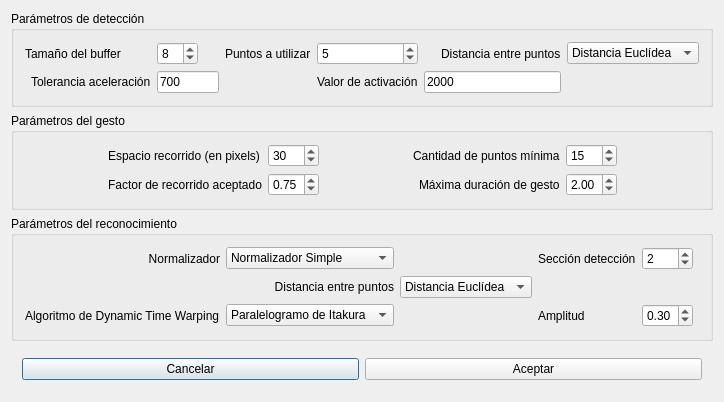
Old version of the form ThesisProject/GUI/GestureParameters/gestureparameter.ui in the repository pjbarrio/mythesisproject.
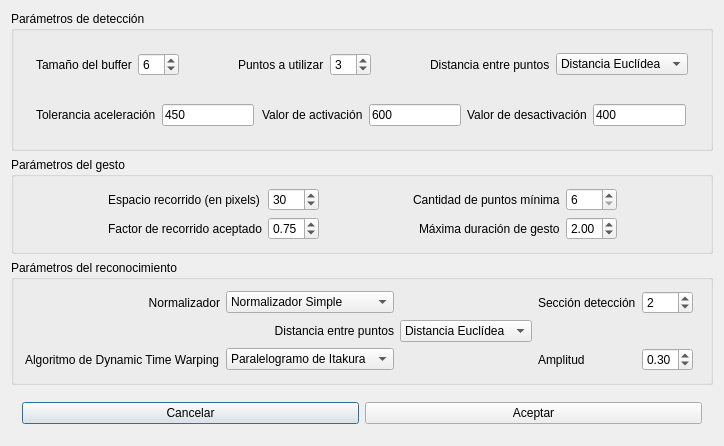
New version of the form.

What changed in the file:
```diff
--- a/ThesisProject/GUI/GestureParameters/gestureparameter.ui
+++ b/ThesisProject/GUI/GestureParameters/gestureparameter.ui
@@ -6,8 +6,8 @@
    <rect>
     <x>0</x>
     <y>0</y>
-    <width>659</width>
-    <height>348</height>
+    <width>627</width>
+    <height>384</height>
    </rect>
   </property>
   <property name="windowTitle">
@@ -19,15 +19,18 @@
      <property name="title">
       <string>Parámetros de detección</string>
      </property>
-     <layout class="QGridLayout" name="gridLayout">
-      <item row="0" column="0" colspan="2">
+     <layout class="QVBoxLayout" name="verticalLayout_2">
+      <item>
+       <widget class="QWidget" name="widget_2" native="true">
+        <layout class="QHBoxLayout" name="horizontalLayout_2">
+         <item>
        <widget class="QLabel" name="label">
         <property name="text">
          <string>Tamaño del buffer</string>
         </property>
        </widget>
       </item>
-      <item row="0" column="2">
+         <item>
        <widget class="QSpinBox" name="bufferSize">
         <property name="minimum">
          <number>1</number>
@@ -36,58 +39,58 @@
          <number>20</number>
         </property>
         <property name="value">
-         <number>8</number>
+            <number>6</number>
         </property>
        </widget>
       </item>
-      <item row="0" column="3">
-       <spacer name="horizontalSpacer">
+         <item>
+          <spacer name="horizontalSpacer_2">
         <property name="orientation">
          <enum>Qt::Horizontal</enum>
         </property>
         <property name="sizeHint" stdset="0">
          <size>
-          <width>82</width>
-          <height>20</height>
+             <width>28</width>
+             <height>13</height>
          </size>
         </property>
        </spacer>
       </item>
-      <item row="0" column="4">
+         <item>
        <widget class="QLabel" name="label_2">
         <property name="text">
          <string>Puntos a utilizar</string>
         </property>
        </widget>
       </item>
-      <item row="0" column="5">
+         <item>
        <widget class="QSpinBox" name="relaxedCount">
         <property name="value">
-         <number>5</number>
+            <number>3</number>
         </property>
        </widget>
       </item>
-      <item row="0" column="6">
-       <spacer name="horizontalSpacer_2">
+         <item>
+          <spacer name="horizontalSpacer">
         <property name="orientation">
          <enum>Qt::Horizontal</enum>
         </property>
         <property name="sizeHint" stdset="0">
          <size>
-          <width>78</width>
-          <height>20</height>
+             <width>28</width>
+             <height>13</height>
          </size>
         </property>
        </spacer>
       </item>
-      <item row="0" column="7">
+         <item>
        <widget class="QLabel" name="label_3">
         <property name="text">
          <string>Distancia entre puntos</string>
         </property>
        </widget>
       </item>
-      <item row="0" column="8">
+         <item>
        <widget class="QComboBox" name="distanceCalculatorAGM">
         <item>
          <property name="text">
@@ -96,78 +99,104 @@
         </item>
        </widget>
       </item>
-      <item row="1" column="0">
-       <spacer name="horizontalSpacer_5">
-        <property name="orientation">
-         <enum>Qt::Horizontal</enum>
-        </property>
-        <property name="sizeHint" stdset="0">
-         <size>
-          <width>55</width>
-          <height>20</height>
-         </size>
-        </property>
-       </spacer>
+        </layout>
+       </widget>
       </item>
-      <item row="1" column="1">
+      <item>
+       <widget class="QWidget" name="widget_3" native="true">
+        <layout class="QHBoxLayout" name="horizontalLayout_3">
+         <item>
        <widget class="QLabel" name="label_4">
         <property name="text">
          <string>Tolerancia aceleración</string>
         </property>
        </widget>
       </item>
-      <item row="1" column="2" colspan="2">
+         <item>
        <widget class="QLineEdit" name="nonVaryingAccelerationRate">
         <property name="inputMask">
          <string>0000; </string>
         </property>
         <property name="text">
-         <string>700</string>
+            <string>450</string>
         </property>
        </widget>
       </item>
-      <item row="1" column="4">
+         <item>
        <spacer name="horizontalSpacer_4">
         <property name="orientation">
          <enum>Qt::Horizontal</enum>
         </property>
         <property name="sizeHint" stdset="0">
          <size>
-          <width>54</width>
-          <height>20</height>
+             <width>17</width>
+             <height>18</height>
          </size>
         </property>
        </spacer>
       </item>
-      <item row="1" column="5">
+         <item>
        <widget class="QLabel" name="label_5">
         <property name="text">
          <string>Valor de activación</string>
         </property>
        </widget>
       </item>
-      <item row="1" column="6" colspan="2">
+         <item>
        <widget class="QLineEdit" name="accelerationThreshold">
         <property name="inputMask">
          <string>00000; </string>
         </property>
         <property name="text">
-         <string>2000</string>
+            <string>600</string>
         </property>
        </widget>
       </item>
-      <item row="1" column="8">
+         <item>
        <spacer name="horizontalSpacer_3">
         <property name="orientation">
          <enum>Qt::Horizontal</enum>
         </property>
         <property name="sizeHint" stdset="0">
          <size>
-          <width>109</width>
+             <width>13</width>
           <height>20</height>
          </size>
         </property>
        </spacer>
+         </item>
+         <item>
+          <widget class="QLabel" name="label_15">
+           <property name="text">
+            <string>Valor de desactivación</string>
+           </property>
+          </widget>
+         </item>
+         <item>
+          <widget class="QLineEdit" name="desaccelerationThreshold">
+           <property name="inputMask">
+            <string>00000; </string>
+           </property>
+           <property name="text">
+            <string>400</string>
+           </property>
+          </widget>
+         </item>
+         <item>
+          <spacer name="horizontalSpacer_5">
+           <property name="orientation">
+            <enum>Qt::Horizontal</enum>
+           </property>
+           <property name="sizeHint" stdset="0">
+            <size>
+             <width>18</width>
+             <height>20</height>
+            </size>
+           </property>
+          </spacer>
+         </item>
+        </layout>
+       </widget>
       </item>
      </layout>
     </widget>
@@ -234,13 +263,13 @@
       <item row="0" column="6">
        <widget class="QSpinBox" name="minimunPointCount">
         <property name="minimum">
-         <number>10</number>
+         <number>6</number>
         </property>
         <property name="maximum">
          <number>80</number>
         </property>
         <property name="value">
-         <number>15</number>
+         <number>6</number>
         </property>
        </widget>
       </item>
@@ -402,6 +431,9 @@
         <property name="minimum">
          <number>1</number>
         </property>
+        <property name="maximum">
+         <number>3</number>
+        </property>
         <property name="value">
          <number>2</number>
         </property>
```
Left out of the diff: 50 changed lines with no effect on the pictures. Lines whose indentation alone changed are shown as unchanged.
